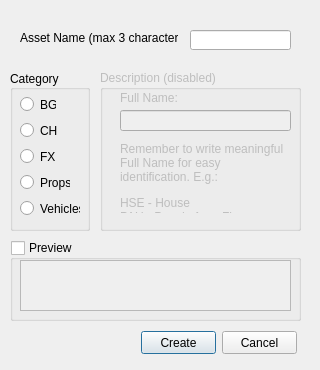
hueyyeng/AssetsBrowser, file ui/asset.ui: the form before one commit.
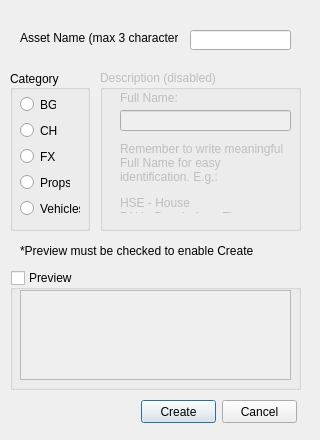
The form after the commit.

```diff
--- a/ui/asset.ui
+++ b/ui/asset.ui
@@ -7,7 +7,7 @@
     <x>0</x>
     <y>0</y>
     <width>320</width>
-    <height>370</height>
+    <height>440</height>
    </rect>
   </property>
   <property name="sizePolicy">
@@ -19,13 +19,13 @@
   <property name="minimumSize">
    <size>
     <width>320</width>
-    <height>370</height>
+    <height>440</height>
    </size>
   </property>
   <property name="maximumSize">
    <size>
     <width>320</width>
-    <height>370</height>
+    <height>440</height>
    </size>
   </property>
   <property name="windowTitle">
@@ -143,9 +143,9 @@
    <property name="geometry">
     <rect>
      <x>10</x>
-     <y>240</y>
+     <y>270</y>
      <width>291</width>
-     <height>81</height>
+     <height>120</height>
     </rect>
    </property>
    <property name="title">
@@ -163,7 +163,7 @@
       <x>10</x>
       <y>20</y>
       <width>271</width>
-      <height>51</height>
+      <height>90</height>
      </rect>
     </property>
     <property name="readOnly">
@@ -268,7 +268,7 @@
    <property name="geometry">
     <rect>
      <x>141</x>
-     <y>331</y>
+     <y>400</y>
      <width>75</width>
      <height>23</height>
     </rect>
@@ -281,7 +281,7 @@
    <property name="geometry">
     <rect>
      <x>222</x>
-     <y>331</y>
+     <y>400</y>
      <width>75</width>
      <height>23</height>
     </rect>
@@ -290,6 +290,19 @@
     <string>Cancel</string>
    </property>
   </widget>
+  <widget class="QLabel" name="previewLabel">
+   <property name="geometry">
+    <rect>
+     <x>20</x>
+     <y>240</y>
+     <width>271</width>
+     <height>21</height>
+    </rect>
+   </property>
+   <property name="text">
+    <string>*Preview must be checked to enable Create</string>
+   </property>
+  </widget>
   <zorder>catGroup</zorder>
   <zorder>previewGroup</zorder>
   <zorder>descGroup</zorder>
```
Left out of the diff: 6 changed lines with no effect on the pictures.
